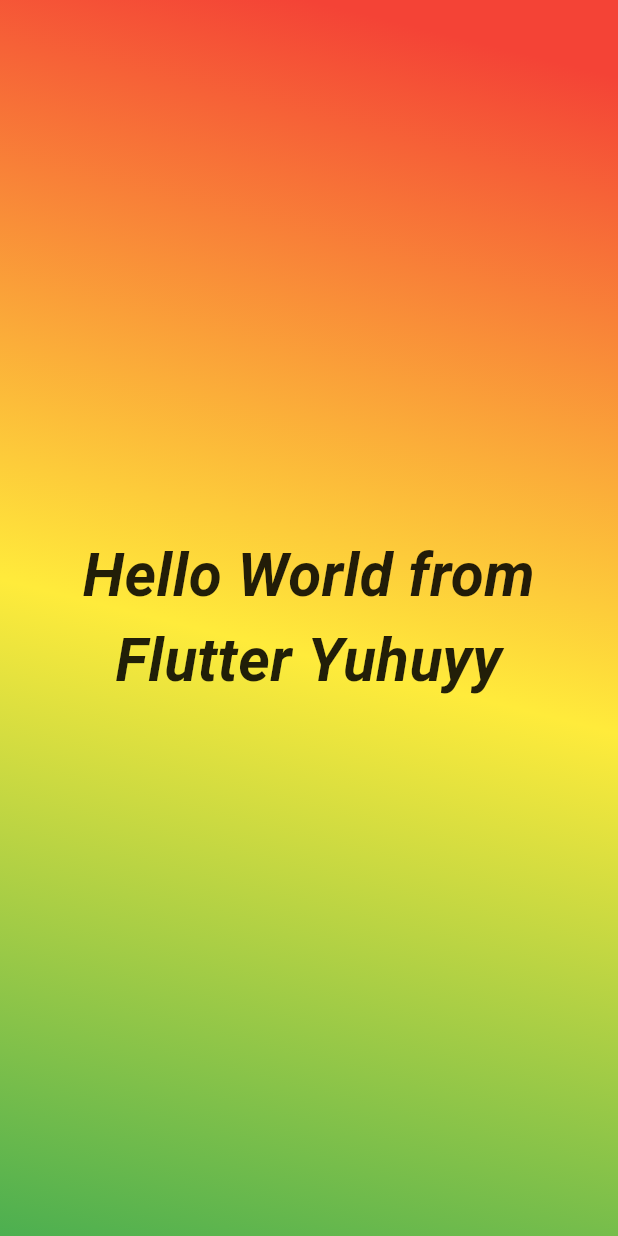
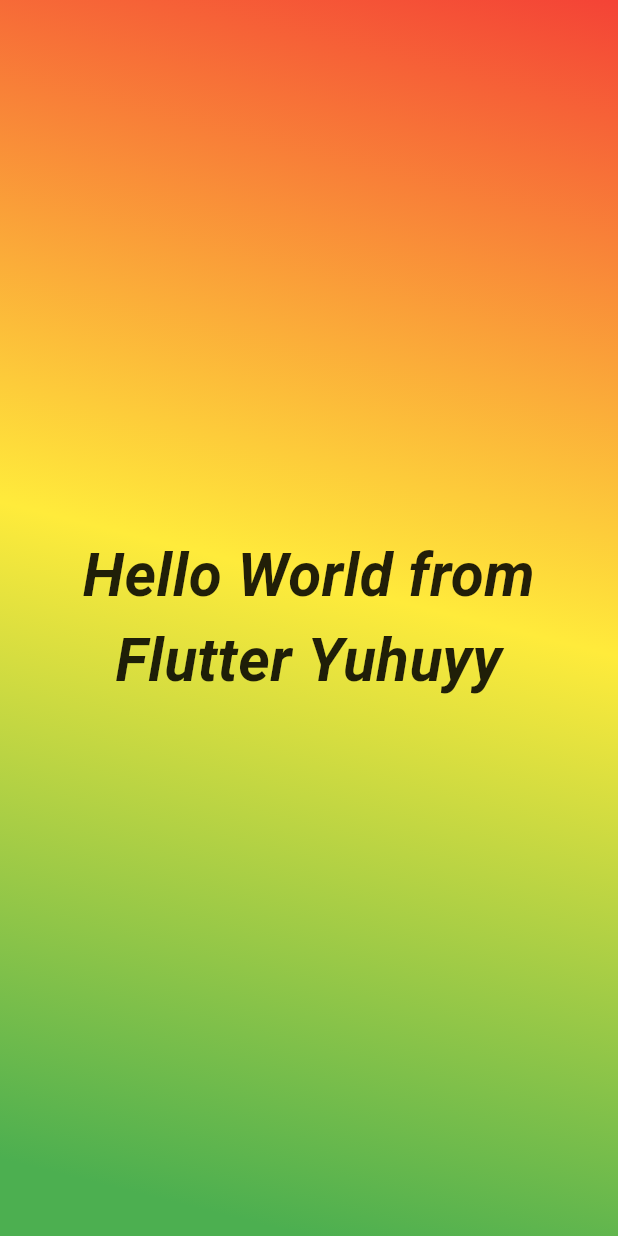
Before and after one commit to Ariumboro730Li/dart_roll_dice, a Flutter app: the screen it shows after launch, on a phone screen of 412 x 824 dp. Run offline on Flutter 3.47's test engine with Material 3 defaults, Android fonts, the phone set to English and light mode, and no system bars; Roboto replaces fonts that are missing (Times New Roman).

Commit message:
var variable

```diff
--- a/lib/gradient_container.dart
+++ b/lib/gradient_container.dart
@@ -1,11 +1,20 @@
 import 'package:flutter/material.dart';
 import 'package:roll_dice_app/styled_text.dart';
+
+// The start and end of the gradient are specified as Alignment objects.
+// The variables are mutable so that they can be changed at runtime.
+// For example, the gradient can be made to flow from the bottom right
+// to the top left by setting 'startAlignment' to Alignment.bottomRight
+// and 'endAlignment' to Alignment.topLeft.
+var startAlignment = Alignment.topLeft;
+var endAlignment = Alignment.bottomCenter;
+
+
 
 // This is the main application widget.
 class GradientContainer extends StatelessWidget {
   // GradientContainer({key}): super(key: key);
   const GradientContainer({super.key});
-
   @override
   /// Builds a Container widget with a gradient background
   /// that transitions from red, to yellow, to green.
@@ -18,12 +27,17 @@ class GradientContainer extends StatelessWidget {
   /// "Hello World from Flutter yeah yeahh" in black
   /// 40-point font with a font family of "Times New Roman".
   Widget build(context) {
+    // !! Debugging
+    startAlignment = Alignment.topRight;
+    // debugPrint(startAlignment.toString());
+    // throw Exception('dd() called - stopping execution');
+
     return Container(
       decoration: BoxDecoration(
         gradient: LinearGradient(
           colors: [Colors.red, Colors.yellow, Colors.green],
-          begin: Alignment.topCenter,
-          end: Alignment.bottomLeft,
+          begin: startAlignment,
+          end: endAlignment,
         ),
       ),
       child: Center(
```
